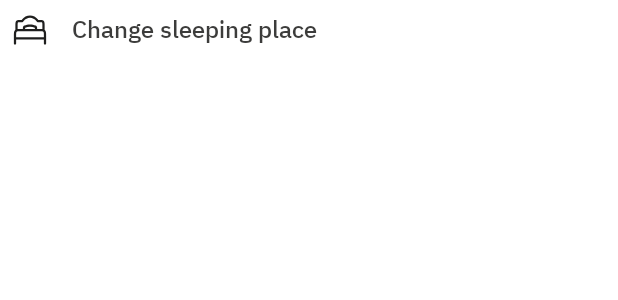
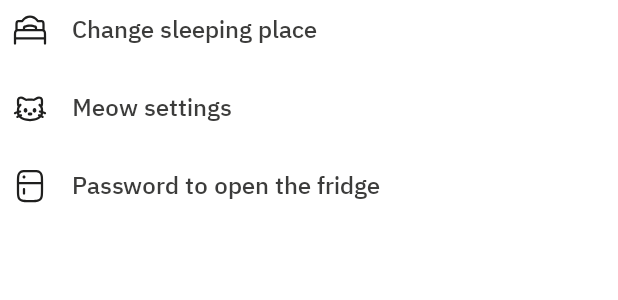
Before and after one commit to DinaOthman21/Tom-Jerry, an Android app built with Jetpack Compose: the @Preview function SettingItemPreview, on a phone screen of 412 x 824 dp. Shown: the top 300 px of the screen. Run offline under Robolectric (Android 15) with nearby library versions, the phone set to English and light mode, and no system bars.

Commit message:
add SettingsSection

```diff
--- a/app/src/main/java/com/example/tomjerry/screens/tom_account/components/AccountSeetings.kt
+++ b/app/src/main/java/com/example/tomjerry/screens/tom_account/components/AccountSeetings.kt
@@ -12,6 +12,7 @@ import androidx.compose.material3.Text
 import androidx.compose.runtime.Composable
 import androidx.compose.ui.Alignment
 import androidx.compose.ui.Modifier
+import androidx.compose.foundation.layout.Column
 import androidx.compose.ui.graphics.Color
 import androidx.compose.ui.res.painterResource
 import androidx.compose.ui.text.font.FontWeight
@@ -63,7 +64,20 @@ fun SettingItem(modifier: Modifier = Modifier, setting: SettingContent) {
 }
 
 @Composable
+fun SettingsSection(modifier: Modifier = Modifier){
+    Column(
+        verticalArrangement = Arrangement.spacedBy(12.dp),
+        modifier = modifier
+    ) {
+        settings.forEach { setting ->
+            SettingItem(setting = setting)
+        }
+    }
+}
+
+@Composable
 @Preview(showBackground = true, showSystemUi = true)
 fun SettingItemPreview(){
-    SettingItem(setting = settings[0])
+   // SettingItem(setting = settings[0])
+    SettingsSection()
 }
```
